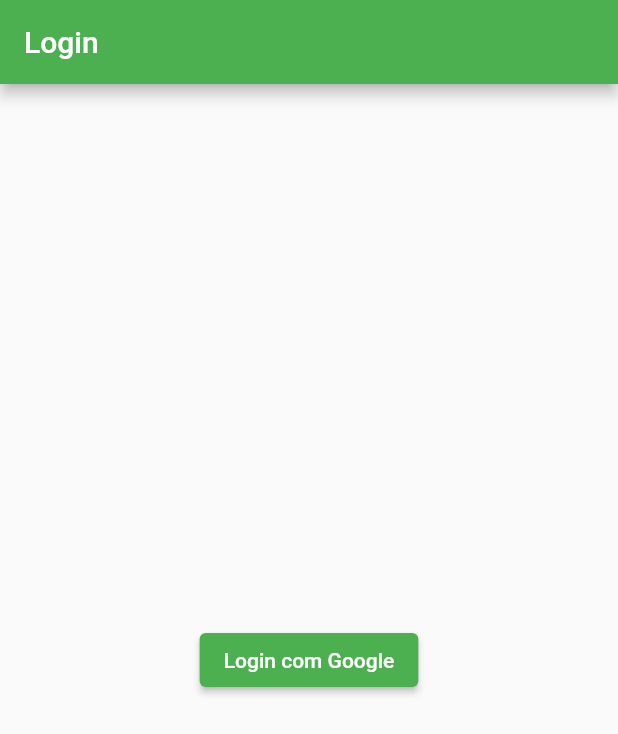
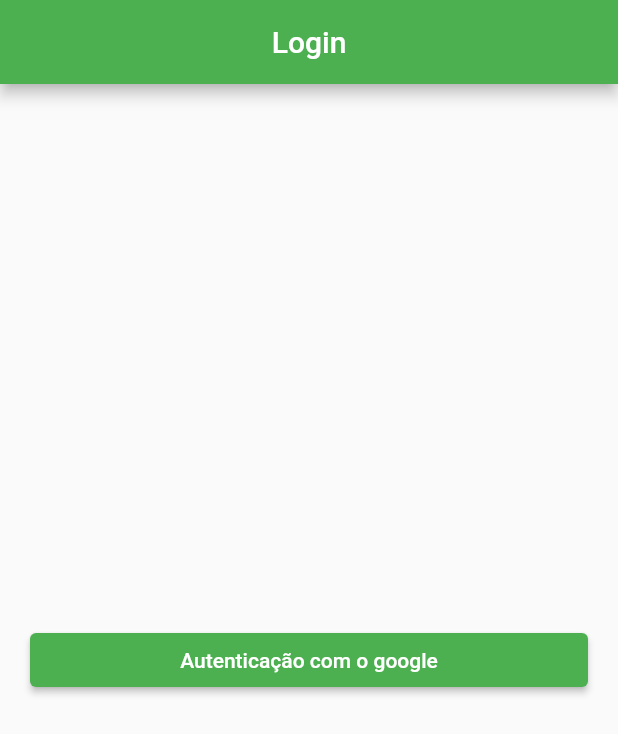
Before and after one commit to JaqueViieira/Market, a Flutter app: the screen it shows after launch, on a phone screen of 412 x 824 dp. Shown: the top 734 px of the screen. Run offline on Flutter 3.47's test engine with Material 2 defaults, Android fonts, the phone set to English and light mode, and no system bars; our stand-ins replace brasil_fields, cloud_firestore, firebase_core, get; accounts and stored records are empty.

Commit message:
[fix] refactory app

```diff
--- a/lib/main.dart
+++ b/lib/main.dart
@@ -1,9 +1,9 @@
 import 'package:firebase_core/firebase_core.dart';
 import 'package:flutter/material.dart';
 import 'package:get/get.dart';
-import 'package:shopping/modules/auth_sign/auth_signin_bindings.dart';
-import 'package:shopping/routes/app_imports.dart';
+import 'package:shopping/modules/auth_sign/auth_bindings.dart';
 
+import 'routes/app_imports.dart';
 import 'routes/app_pages.dart';
 
 void main() async {
@@ -26,9 +26,9 @@
   @override
   Widget build(BuildContext context) {
     return GetMaterialApp(
-      initialBinding: AuthSignInBindings(),
+      initialBinding: AuthBindings(),
       getPages: AppPages.pages,
-      initialRoute: AuthSignInPage.routeName,
+      initialRoute: AuthPage.routeName,
       title: 'Market',
       theme: ThemeData(
         primarySwatch: Colors.green,
--- /dev/null
+++ b/lib/modules/auth_sign/auth_bindings.dart
@@ -0,0 +1,10 @@
+import 'package:get/get.dart';
+
+import 'auth_controller.dart';
+
+class AuthBindings implements Bindings {
+  @override
+  void dependencies() {
+    Get.lazyPut(() => AuthController());
+  }
+}
--- /dev/null
+++ b/lib/modules/auth_sign/auth_controller.dart
@@ -0,0 +1,14 @@
+import 'package:get/get.dart';
+
+class AuthController extends GetxController {
+  // Future<void> signInWithGoogle() async {
+  //   try {
+  //     final googleProvider = GoogleAuthProvider();
+
+  //     await FirebaseAuth.instance.signInWithPopup(googleProvider);
+  //     Get.offNamed(RealPurchasePage.routeName);
+  //   } catch (e) {
+  //     print(e);
+  //   }
+  // }
+}
--- /dev/null
+++ b/lib/modules/auth_sign/auth_page.dart
@@ -0,0 +1,21 @@
+import 'package:flutter/material.dart';
+
+import 'widgets/body_auth.dart';
+
+class AuthPage extends StatelessWidget {
+  static const routeName = '/auth';
+
+  const AuthPage({super.key});
+
+  // final AuthSigninController _authController = Get.find();
+  @override
+  Widget build(BuildContext context) {
+    return Scaffold(
+      appBar: AppBar(
+        title: const Text("Login"),
+        centerTitle: true,
+      ),
+      body: const BodyAuth(),
+    );
+  }
+}
--- a/lib/modules/auth_sign/auth_signin_bindings.dart
+++ /dev/null
@@ -1,9 +0,0 @@
-import 'package:get/get.dart';
-import 'package:shopping/modules/auth_sign/auth_signin_controller.dart';
-
-class AuthSignInBindings implements Bindings {
-  @override
-  void dependencies() {
-    Get.lazyPut(() => AuthSignInController());
-  }
-}
--- a/lib/modules/auth_sign/auth_signin_controller.dart
+++ /dev/null
@@ -1,36 +0,0 @@
-import 'package:get/get.dart';
-import 'package:google_sign_in/google_sign_in.dart';
-
-class AuthSignInController extends GetxController {
-  final GoogleSignIn _googleSignIn = GoogleSignIn();
-  final _isLogged = false.obs;
-  final _userEmail = "".obs;
-
-  bool get isLogged => _isLogged.value;
-
-  String get userEmail => _userEmail.value;
-
-  Future<void> signInWithGoogle() async {
-    final GoogleSignInAccount? googleUser = await _googleSignIn.signIn();
-    if (googleUser != null) {
-      _userEmail.value = googleUser.email;
-      _isLogged.value = true;
-    }
-  }
-
-  void signOut() {
-    _googleSignIn.signOut();
-    _isLogged.value = false;
-    _userEmail.value = "";
-  }
-}
-  // Future<void> signInWithGoogle() async {
-  //   try {
-  //     final googleProvider = GoogleAuthProvider();
-
-  //     await FirebaseAuth.instance.signInWithPopup(googleProvider);
-  //     Get.offNamed(RealPurchasePage.routeName);
-  //   } catch (e) {
-  //     print(e);
-  //   }
-  // }
--- a/lib/modules/auth_sign/auth_signin_page.dart
+++ /dev/null
@@ -1,30 +0,0 @@
-import 'package:flutter/material.dart';
-import 'package:get/get.dart';
-
-import 'auth_signIn_controller.dart';
-import 'auth_signin_bindings.dart';
-
-class AuthSignInPage extends StatelessWidget {
-  static const String routeName = '/auth_signIn';
-  static final page = GetPage(
-    name: routeName,
-    page: () => AuthSignInPage(),
-    binding: AuthSignInBindings(),
-  );
-  AuthSignInPage({Key? key}) : super(key: key);
-
-  final AuthSignInController _authController = Get.find();
-
-  @override
-  Widget build(BuildContext context) {
-    return Scaffold(
-      appBar: AppBar(title: const Text("Login")),
-      body: Center(
-        child: ElevatedButton(
-          onPressed: () => _authController.signInWithGoogle(),
-          child: const Text("Login com Google"),
-        ),
-      ),
-    );
-  }
-}
--- /dev/null
+++ b/lib/modules/auth_sign/widgets/body_auth.dart
@@ -0,0 +1,35 @@
+import 'package:flutter/material.dart';
+import 'package:get/get.dart';
+import 'package:shopping/routes/app_imports.dart';
+
+import '../auth_controller.dart';
+
+class BodyAuth extends StatelessWidget {
+  const BodyAuth({super.key});
+
+  @override
+  Widget build(BuildContext context) {
+    return GetBuilder<AuthController>(
+      builder: (controller) {
+        return Column(
+          mainAxisAlignment: MainAxisAlignment.center,
+          children: [
+            Padding(
+              padding: const EdgeInsets.all(20),
+              child: ElevatedButton(
+                onPressed: () {
+                  Get.offAllNamed(RealPurchasePage.routeName);
+                },
+                child: const Center(
+                  child: Text(
+                    'Autenticação com o google',
+                  ),
+                ),
+              ),
+            ),
+          ],
+        );
+      },
+    );
+  }
+}
--- a/lib/routes/app_imports.dart
+++ b/lib/routes/app_imports.dart
@@ -1,2 +1,4 @@
-export '../modules/auth_sign/auth_signin_page.dart';
+export '../modules/auth_sign/auth_bindings.dart';
+export '../modules/auth_sign/auth_page.dart';
+export '../modules/real_purchase/real_purchase_bindings.dart';
 export '../modules/real_purchase/real_purchase_page.dart';
--- a/lib/routes/app_pages.dart
+++ b/lib/routes/app_pages.dart
@@ -4,7 +4,15 @@
 
 abstract class AppPages {
   static final List<GetPage> pages = [
-    AuthSignInPage.page,
-    RealPurchasePage.page,
+    GetPage(
+      name: AuthPage.routeName,
+      page: () => const AuthPage(),
+      binding: AuthBindings(),
+    ),
+    GetPage(
+      name: RealPurchasePage.routeName,
+      page: () => const RealPurchasePage(),
+      binding: RealPurchaseBindings(),
+    ),
   ];
 }
```
Also changed, not shown: lib/modules/auth_sign/widgets/body_auth_signin.dart (deleted, +0 -27 lines), lib/modules/real_purchase/real_purchase_controller.dart (+4 -5 lines), lib/modules/real_purchase/real_purchase_page.dart (+2 -8 lines), lib/modules/real_purchase/widgets/body_real_purchase.dart (+24 -17 lines).
